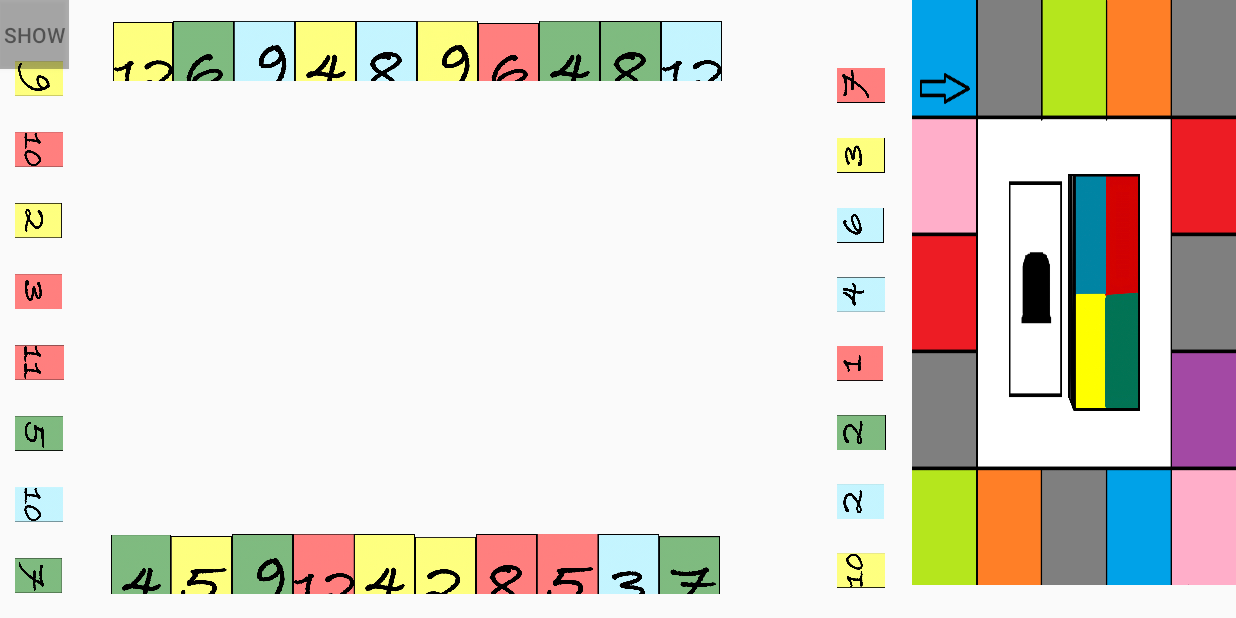
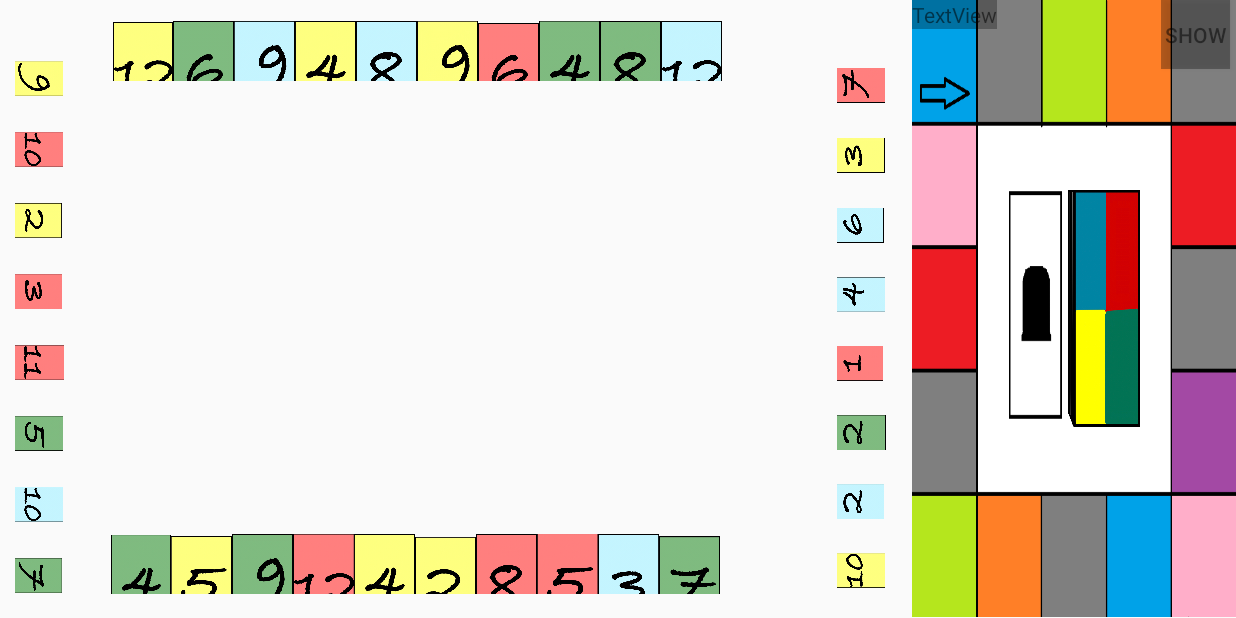
Before and after one commit to SE2-Gruppe-D/Phase10_SE2, an Android app: the Playfield screen opened directly, with no data from a screen before it, on a phone screen of 824 x 412 dp (held sideways). Run offline under Robolectric (Android 15) with nearby library versions, the phone set to English and light mode, and no system bars.

Commit message:
TextView für aktuelle Phase, setAktuellePhase, Buttons implementiert für Aktionskarte

```diff
--- a/app/src/main/res/layout/activity_playfield.xml
+++ b/app/src/main/res/layout/activity_playfield.xml
@@ -80,7 +80,7 @@
     <FrameLayout
         android:id="@+id/fl_playfield"
         android:layout_width="216dp"
-        android:layout_height="390dp"
+        android:layout_height="411dp"
         android:layout_marginBottom="1dp"
 
         android:background="@drawable/konzept_playfield"
@@ -98,28 +98,57 @@
             android:layout_marginLeft="20dp"
             android:foreground="@drawable/deckblatt"
             tools:visibility="visible" />
+
+        <TextView
+            android:id="@+id/tvAP"
+            android:layout_width="wrap_content"
+            android:layout_height="wrap_content"
+            android:background="#4D000000"
+            android:text="TextView" />
     </FrameLayout>
 
     <Button
         android:id="@+id/btnShowAk"
         android:layout_width="46dp"
         android:layout_height="46dp"
+        android:layout_marginStart="164dp"
+        android:layout_marginBottom="365dp"
         android:background="#4D000000"
         android:text="Show"
         android:textColor="#80000000"
-        tools:layout_editor_absoluteX="679dp"
-        tools:layout_editor_absoluteY="5dp" />
+        app:layout_constraintBottom_toBottomOf="@+id/fl_playfield"
+        app:layout_constraintEnd_toEndOf="@+id/btnHideAk"
+        app:layout_constraintStart_toStartOf="@+id/fl_playfield"
+        app:layout_constraintTop_toTopOf="parent"
+        tools:ignore="TouchTargetSizeCheck" />
 
     <Button
         android:id="@+id/btnHideAk"
         android:layout_width="46dp"
         android:layout_height="46dp"
+        android:layout_marginStart="164dp"
+        android:layout_marginBottom="365dp"
         android:background="#4D000000"
         android:text="Hide"
         android:textColor="#80000000"
         android:visibility="invisible"
-        tools:layout_editor_absoluteX="679dp"
-        tools:layout_editor_absoluteY="5dp" />
+        app:layout_constraintBottom_toBottomOf="@+id/fl_playfield"
+        app:layout_constraintEnd_toEndOf="parent"
+        app:layout_constraintStart_toStartOf="@+id/fl_playfield"
+        app:layout_constraintTop_toTopOf="@+id/btnShowAk" />
+
+    <ImageView
+        android:id="@+id/ivShowAk"
+        android:layout_width="266dp"
+        android:layout_height="414dp"
+        android:layout_marginEnd="249dp"
+        android:foreground="@drawable/aktionskarten"
+        android:visibility="invisible"
+        app:layout_constraintBottom_toBottomOf="parent"
+        app:layout_constraintEnd_toStartOf="@+id/fl_playfield"
+        app:layout_constraintStart_toStartOf="parent"
+        app:layout_constraintTop_toTopOf="parent"
+        app:srcCompat="@drawable/aktionskarten" />
 
 
 </androidx.constraintlayout.widget.ConstraintLayout>
```
Also changed, not shown: app/src/main/java/com/example/phase10_se2/Playfield.java (+76 -0 lines).
